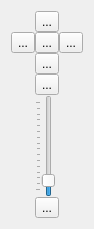
Before: the Qt Designer form src/plugins/marble/navigation/navigation.ui in KDE/marble, drawn with Qt 5.
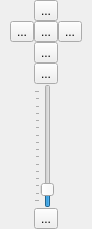
After: the same form once the commit is applied. Icons and pictures are not drawn.

Commit message: Remove margins, saves some pixels.

What changed in the file:
```diff
--- a/src/plugins/marble/navigation/navigation.ui
+++ b/src/plugins/marble/navigation/navigation.ui
@@ -13,6 +13,12 @@
    <string>Navigation</string>
   </property>
   <layout class="QGridLayout" name="gridLayout" >
+   <property name="margin" >
+    <number>0</number>
+   </property>
+   <property name="spacing" >
+    <number>0</number>
+   </property>
    <item row="0" column="0" >
     <layout class="QGridLayout" >
      <property name="margin" >
```
